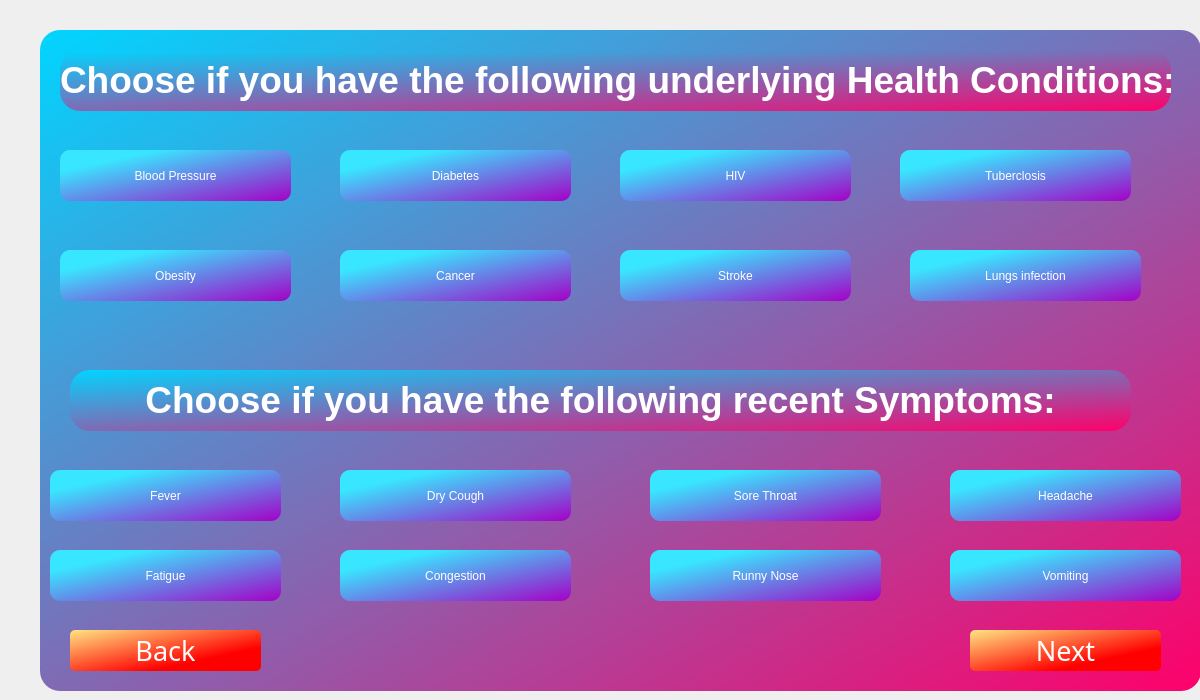
First picture: the form in CoviCURE/Forms/Rapidcovid/quepage3.ui, repository ayush-regmi/CoviCURE, before the edit.
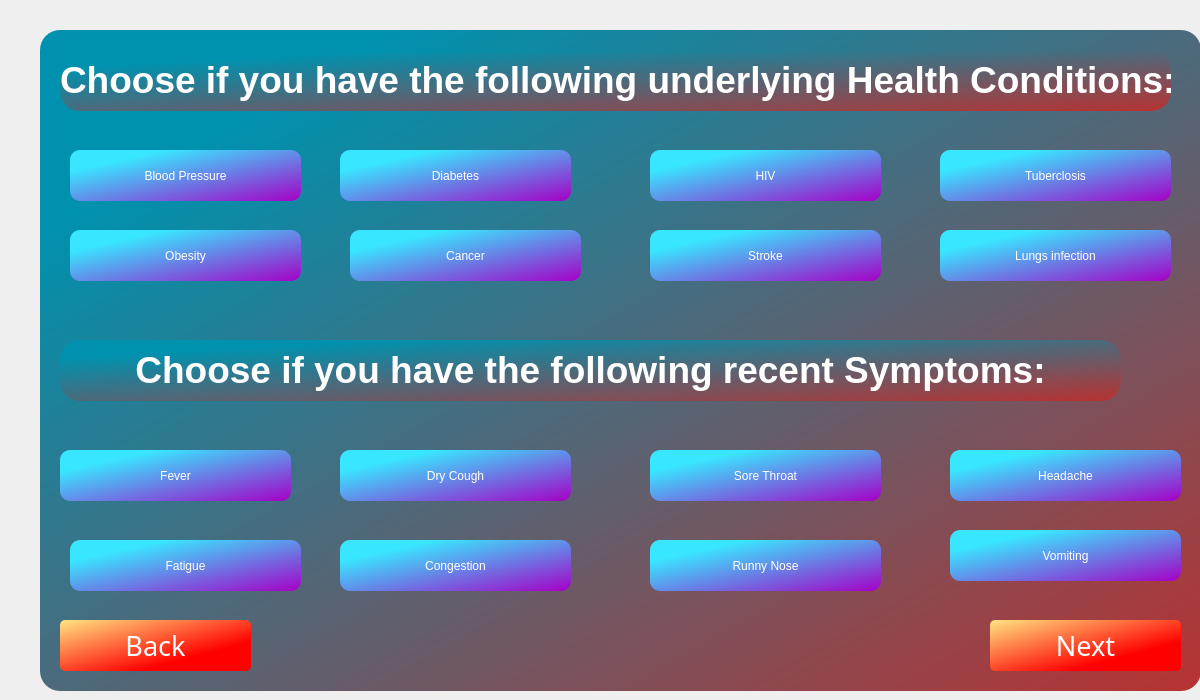
Second picture: the form after the edit.

What changed in the file:
```diff
--- a/CoviCURE/Forms/Rapidcovid/quepage3.ui
+++ b/CoviCURE/Forms/Rapidcovid/quepage3.ui
@@ -26,7 +26,7 @@
     </rect>
    </property>
    <property name="styleSheet">
-    <string notr="true">background-color: qlineargradient(spread:reflect, x1:0, y1:0, x2:1, y2:1, stop:0 rgba(0, 213, 255, 255), stop:1 rgba(255, 0, 106, 255));
+    <string notr="true">background-color: qlineargradient(spread:reflect, x1:0, y1:0, x2:1, y2:1, stop:0.153409 rgba(0, 145, 174, 255), stop:1 rgba(184, 50, 50, 255));
 border-radius: 20px;</string>
    </property>
    <property name="title">
@@ -75,7 +75,7 @@
    <widget class="QPushButton" name="que7_opt1">
     <property name="geometry">
      <rect>
-      <x>20</x>
+      <x>30</x>
       <y>120</y>
       <width>231</width>
       <height>51</height>
@@ -125,7 +125,7 @@
    <widget class="QPushButton" name="que7_opt3">
     <property name="geometry">
      <rect>
-      <x>580</x>
+      <x>610</x>
       <y>120</y>
       <width>231</width>
       <height>51</height>
@@ -150,7 +150,7 @@
    <widget class="QPushButton" name="que7_opt4">
     <property name="geometry">
      <rect>
-      <x>860</x>
+      <x>900</x>
       <y>120</y>
       <width>231</width>
       <height>51</height>
@@ -175,8 +175,8 @@
    <widget class="QPushButton" name="que7_opt5">
     <property name="geometry">
      <rect>
-      <x>20</x>
-      <y>220</y>
+      <x>30</x>
+      <y>200</y>
       <width>231</width>
       <height>51</height>
      </rect>
@@ -200,8 +200,8 @@
    <widget class="QPushButton" name="que7_opt6">
     <property name="geometry">
      <rect>
-      <x>300</x>
-      <y>220</y>
+      <x>310</x>
+      <y>200</y>
       <width>231</width>
       <height>51</height>
      </rect>
@@ -225,8 +225,8 @@
    <widget class="QPushButton" name="que7_opt7">
     <property name="geometry">
      <rect>
-      <x>580</x>
-      <y>220</y>
+      <x>610</x>
+      <y>200</y>
       <width>231</width>
       <height>51</height>
      </rect>
@@ -250,8 +250,8 @@
    <widget class="QPushButton" name="que7_opt8">
     <property name="geometry">
      <rect>
-      <x>870</x>
-      <y>220</y>
+      <x>900</x>
+      <y>200</y>
       <width>231</width>
       <height>51</height>
      </rect>
@@ -275,8 +275,8 @@
    <widget class="QLabel" name="que8">
     <property name="geometry">
      <rect>
-      <x>30</x>
-      <y>340</y>
+      <x>20</x>
+      <y>310</y>
       <width>1061</width>
       <height>61</height>
      </rect>
@@ -312,8 +312,8 @@
    <widget class="QPushButton" name="que8_opt1">
     <property name="geometry">
      <rect>
-      <x>10</x>
-      <y>440</y>
+      <x>20</x>
+      <y>420</y>
       <width>231</width>
       <height>51</height>
      </rect>
@@ -338,7 +338,7 @@
     <property name="geometry">
      <rect>
       <x>910</x>
-      <y>440</y>
+      <y>420</y>
       <width>231</width>
       <height>51</height>
      </rect>
@@ -362,10 +362,10 @@
    <widget class="QPushButton" name="back_quepage3">
     <property name="geometry">
      <rect>
-      <x>30</x>
-      <y>600</y>
+      <x>20</x>
+      <y>590</y>
       <width>191</width>
-      <height>41</height>
+      <height>51</height>
      </rect>
     </property>
     <property name="sizePolicy">
@@ -395,10 +395,10 @@
    <widget class="QPushButton" name="next_quepage3">
     <property name="geometry">
      <rect>
-      <x>930</x>
-      <y>600</y>
+      <x>950</x>
+      <y>590</y>
       <width>191</width>
-      <height>41</height>
+      <height>51</height>
      </rect>
     </property>
     <property name="sizePolicy">
@@ -429,7 +429,7 @@
     <property name="geometry">
      <rect>
       <x>300</x>
-      <y>440</y>
+      <y>420</y>
       <width>231</width>
       <height>51</height>
      </rect>
@@ -453,8 +453,8 @@
    <widget class="QPushButton" name="que8_opt5">
     <property name="geometry">
      <rect>
-      <x>10</x>
-      <y>520</y>
+      <x>30</x>
+      <y>510</y>
       <width>231</width>
       <height>51</height>
      </rect>
@@ -479,7 +479,7 @@
     <property name="geometry">
      <rect>
       <x>300</x>
-      <y>520</y>
+      <y>510</y>
       <width>231</width>
       <height>51</height>
      </rect>
@@ -504,7 +504,7 @@
     <property name="geometry">
      <rect>
       <x>910</x>
-      <y>520</y>
+      <y>500</y>
       <width>231</width>
       <height>51</height>
      </rect>
@@ -529,7 +529,7 @@
     <property name="geometry">
      <rect>
       <x>610</x>
-      <y>440</y>
+      <y>420</y>
       <width>231</width>
       <height>51</height>
      </rect>
@@ -554,7 +554,7 @@
     <property name="geometry">
      <rect>
       <x>610</x>
-      <y>520</y>
+      <y>510</y>
       <width>231</width>
       <height>51</height>
      </rect>
```
